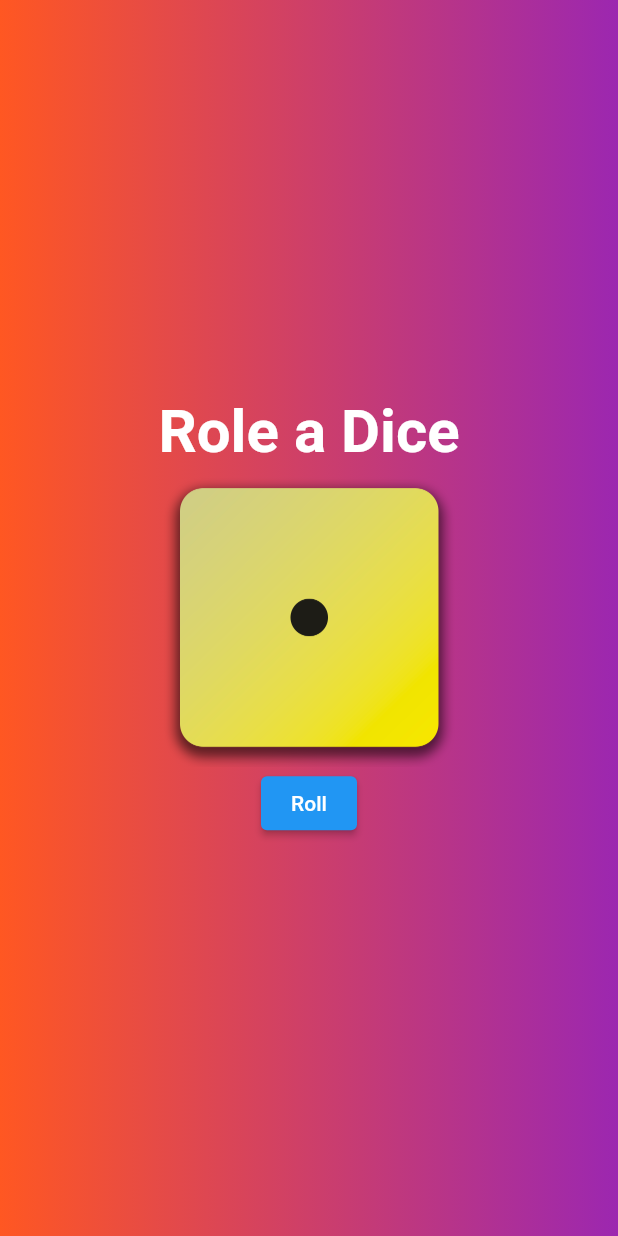
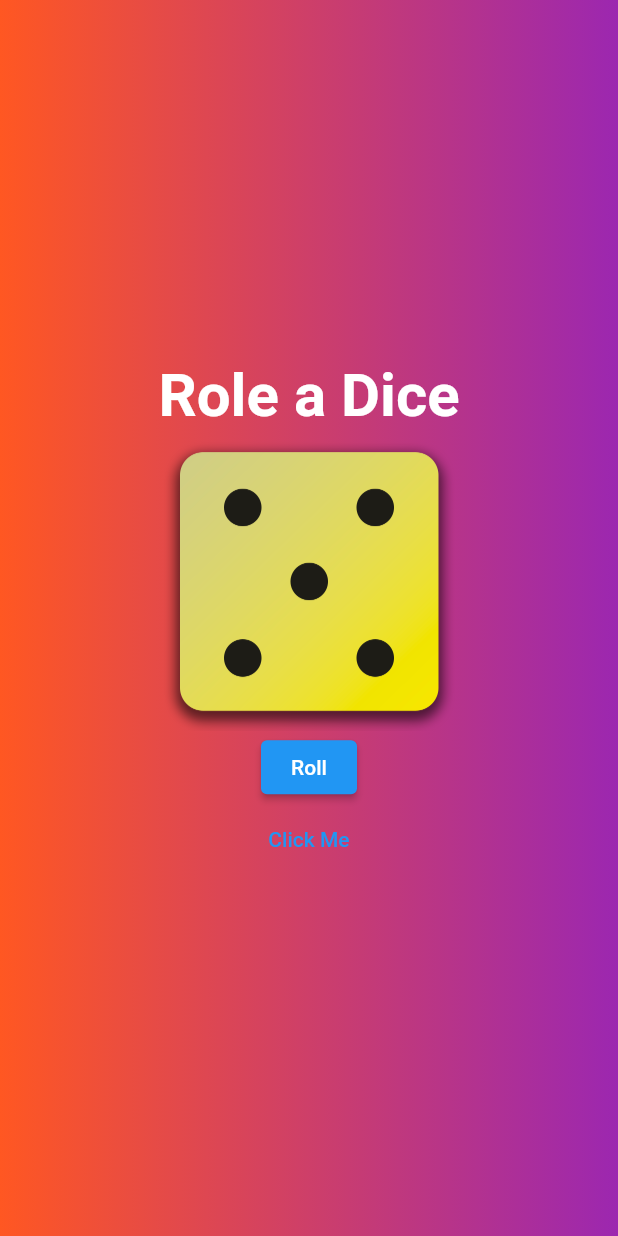
Before and after one commit to gayashan4lk/my_first_flutter_app, a Flutter app: the screen it shows after launch, after a tap on "Roll", on a phone screen of 412 x 824 dp. Run offline on Flutter 3.47's test engine with Material 2 defaults, Android fonts, the phone set to English and light mode, and no system bars.

Commit message:
role the dice

```diff
--- /dev/null
+++ b/lib/app_container.dart
@@ -0,0 +1,26 @@
+import 'package:flutter/material.dart';
+import 'package:my_first_flutter_app/dice_roller.dart';
+
+class AppContainer extends StatelessWidget {
+  const AppContainer({super.key, this.gradientColors = const [Colors.lightBlue, Colors.deepPurple]});
+
+  const AppContainer.yellowTheme({super.key}) : gradientColors = const [Colors.deepOrange, Colors.yellow];
+
+  const AppContainer.purpleTheme({super.key}) : gradientColors = const [Colors.deepOrange, Colors.purple];
+
+  final List<Color> gradientColors;
+
+  @override
+  Widget build(BuildContext context) {
+    return Container(
+      decoration: BoxDecoration(
+        gradient: LinearGradient(
+          colors: gradientColors,
+        ),
+      ),
+      child: const Center(
+        child: DiceRoller(),
+      ),
+    );
+  }
+}
--- /dev/null
+++ b/lib/dice_roller.dart
@@ -0,0 +1,42 @@
+import 'package:flutter/material.dart';
+import 'dart:math';
+
+import 'package:my_first_flutter_app/styled_text.dart';
+
+class DiceRoller extends StatefulWidget {
+  const DiceRoller({super.key});
+
+  @override
+  State<DiceRoller> createState() {
+    return _DiceRollerState();
+  }
+}
+
+class _DiceRollerState extends State<DiceRoller> {
+  int diceFace = 1;
+  final random = Random();
+
+  void handleOnPress() {
+    setState(() {
+      diceFace = random.nextInt(6) + 1;
+    });
+  }
+
+  @override
+  Widget build(BuildContext context) {
+    return Column(
+      mainAxisAlignment: MainAxisAlignment.center,
+      mainAxisSize: MainAxisSize.min,
+      children: [
+        const StyledText('Role a Dice'),
+        Image.asset('assets/images/dice-$diceFace.png', width: 200),
+        ElevatedButton(onPressed: handleOnPress, child: const Text("Roll")),
+        TextButton(
+            onPressed: () {
+              print("Button Clicked");
+            },
+            child: const Text("Click Me"))
+      ],
+    );
+  }
+}
--- a/lib/gradient_container.dart
+++ /dev/null
@@ -1,48 +0,0 @@
-import 'package:flutter/material.dart';
-import 'dart:math';
-
-import 'package:my_first_flutter_app/styled_text.dart';
-
-// ignore: must_be_immutable
-class GradientContainer extends StatelessWidget {
-  GradientContainer(this.random,
-      {super.key, this.gradientColors = const [Colors.lightBlue, Colors.deepPurple], this.diceFace = 1});
-
-  GradientContainer.yellowTheme(this.random, {super.key})
-      : gradientColors = const [Colors.deepOrange, Colors.yellow],
-        diceFace = 1;
-
-  GradientContainer.purpleTheme(this.random, {super.key})
-      : gradientColors = const [Colors.deepOrange, Colors.purple],
-        diceFace = 1;
-
-  final List<Color> gradientColors;
-  Random random;
-  int diceFace;
-
-  @override
-  Widget build(BuildContext context) {
-    return Container(
-      decoration: BoxDecoration(
-        gradient: LinearGradient(
-          colors: gradientColors,
-        ),
-      ),
-      child: Center(
-        child: Column(
-          mainAxisAlignment: MainAxisAlignment.center,
-          children: [
-            const StyledText('Role a Dice'),
-            Image.asset('assets/images/dice-$diceFace.png', width: 200),
-            ElevatedButton(onPressed: onPressed, child: const Text("Roll"))
-          ],
-        ),
-      ),
-    );
-  }
-
-  void onPressed() {
-    diceFace = random.nextInt(6) + 1;
-    print(diceFace);
-  }
-}
--- a/lib/main.dart
+++ b/lib/main.dart
@@ -1,15 +1,12 @@
 import 'package:flutter/material.dart';
-import 'dart:math';
 
-import 'package:my_first_flutter_app/gradient_container.dart';
+import 'package:my_first_flutter_app/app_container.dart';
 
 void main() {
-  Random randomGenerator = Random();
-
   runApp(
-    MaterialApp(
+    const MaterialApp(
       home: Scaffold(
-        body: GradientContainer.purpleTheme(randomGenerator),
+        body: AppContainer.purpleTheme(),
       ),
     ),
   );
```
